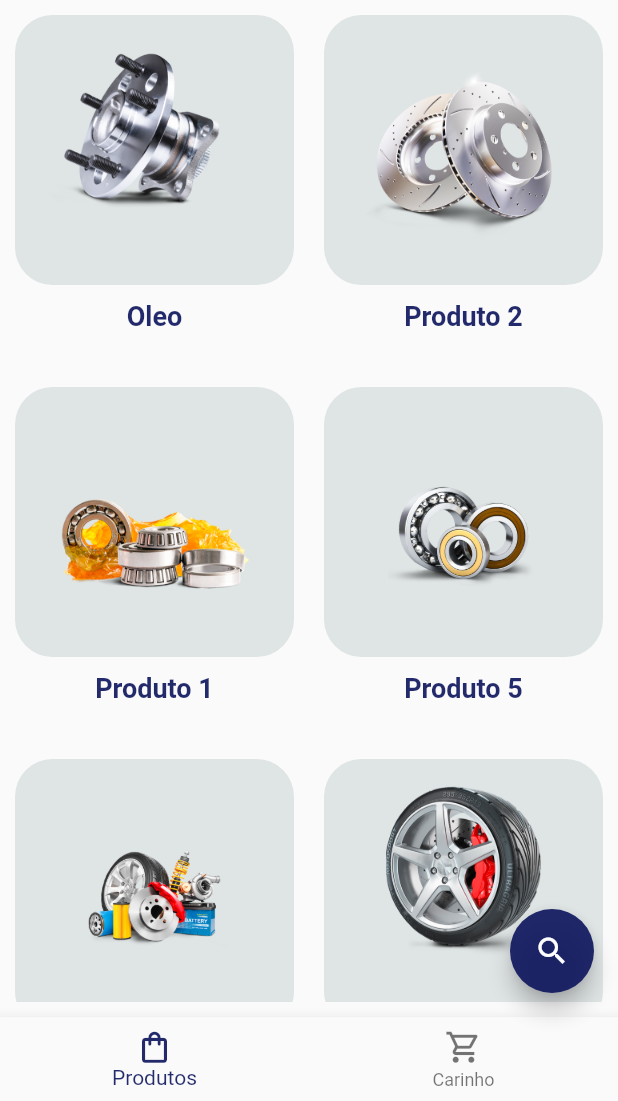
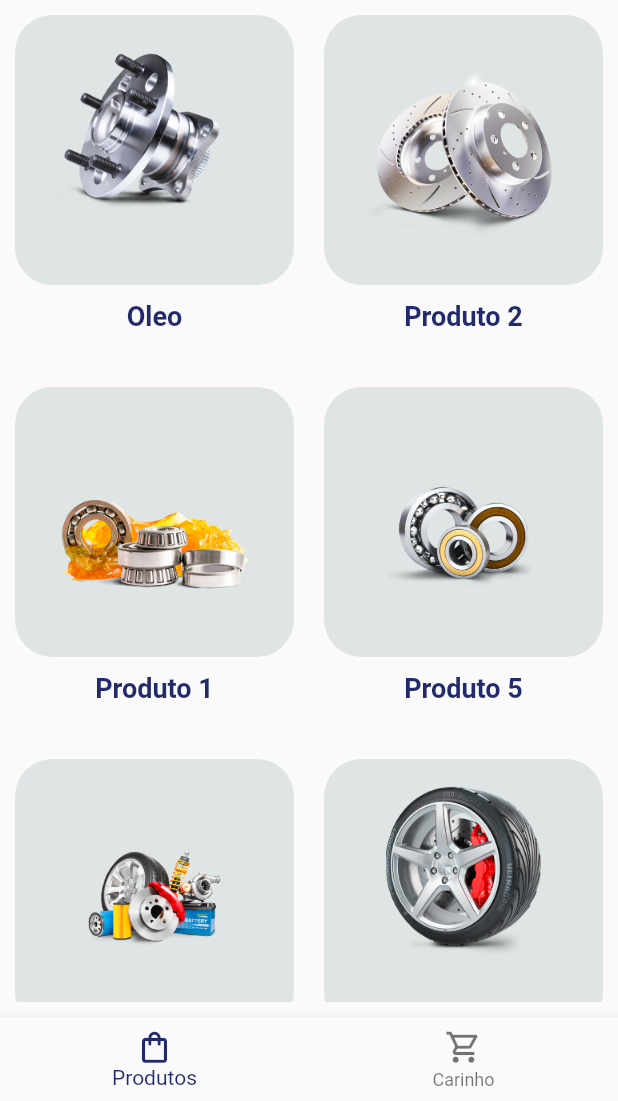
Before and after one commit to marinoricardo/ecommerce_app_flutter, a Flutter app: the screen it shows after launch, on a phone screen of 412 x 824 dp, the part 135-1236 px from its top. Run offline on Flutter 3.47's test engine with Material 2 defaults, Android fonts, the phone set to English and light mode, and no system bars.

Commit message:
remove floatingActionButton

```diff
--- a/lib/pages/home_page.dart
+++ b/lib/pages/home_page.dart
@@ -68,11 +68,11 @@ class _HomePageState extends State<HomePage> {
           Carinho()
         ],
       ),
-      floatingActionButton: FloatingActionButton(
-        onPressed: () {},
-        backgroundColor: Color.fromARGB(235, 16, 24, 95),
-        child: Icon(Icons.search),
-      ),
+      // floatingActionButton: FloatingActionButton(
+      //   onPressed: () {},
+      //   backgroundColor: Color.fromARGB(235, 16, 24, 95),
+      //   child: Icon(Icons.search),
+      // ),
       bottomNavigationBar: BottomNavigationBar(
           currentIndex: pageSelect,
           // fixedColor: Color.fromARGB(235, 124, 124, 124),
```
